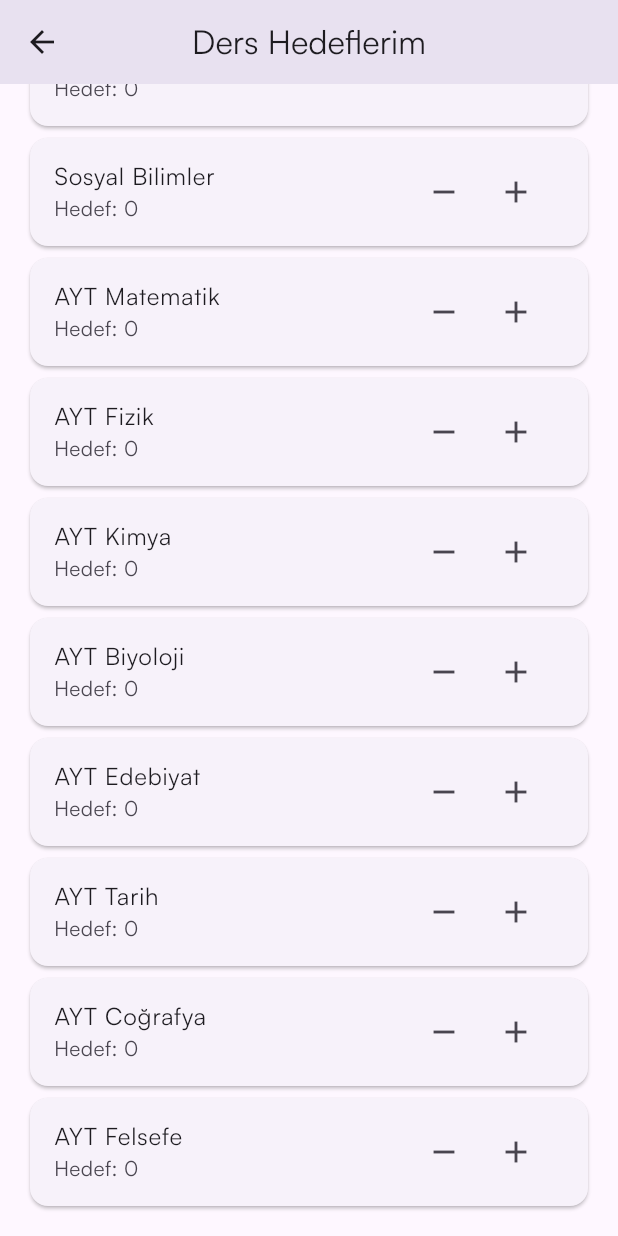
After one commit to tarikbt23/studybuddy_v2, a Flutter app: the DersHedeflerim screen opened directly, scrolled down 224 dp, after a tap on the "remove" icon, on a phone screen of 412 x 824 dp. The commit adds this screen. Run offline on Flutter 3.47's test engine with Material 3 defaults, Android fonts, the phone set to English and light mode, and no system bars; our stand-ins replace animate_do, cloud_firestore, curved_navigation_bar, firebase_auth, firebase_core, flutter_sizer and 5 more; accounts and stored records are empty.

```diff
--- a/lib/main.dart
+++ b/lib/main.dart
@@ -4,10 +4,8 @@ import 'package:flutter_sizer/flutter_sizer.dart';
 import 'package:provider/provider.dart';
 import 'package:study_buddy/locator.dart';
 import 'package:study_buddy/service/provider/auth_provider.dart';
-import 'package:study_buddy/service/auth_service.dart';
-import 'package:study_buddy/views/mainscreen.dart';
 import 'package:study_buddy/views/welcomepage.dart';
-import 'package:study_buddy/views/onBoarding.dart';
+
 
 void main() async {
   WidgetsFlutterBinding.ensureInitialized();
@@ -37,7 +35,7 @@ class MyApp extends StatelessWidget {
       builder: (context, orientation, deviceType) => MaterialApp(
         debugShowCheckedModeBanner: false,
         theme: ThemeData(fontFamily: 'Satoshi'),
-        home: WelcomePage(), // Başlangıç sayfası WelcomePage olarak ayarlandı
+        home: const WelcomePage(), // Başlangıç sayfası WelcomePage olarak ayarlandı
       ),
     );
   }
--- a/lib/service/auth_service.dart
+++ b/lib/service/auth_service.dart
@@ -115,7 +115,7 @@ Future<void> signIn(BuildContext context,
     }
   }
 
-    // Kullanıcı alanını getirme fonksiyonu
+  // Kullanıcı alanını getirme fonksiyonu
   Future<String?> getUserField() async {
     User? user = firebaseAuth.currentUser;
     if (user != null) {
@@ -126,6 +126,92 @@ Future<void> signIn(BuildContext context,
       }
     }
     return null;
+  }
+
+  // Kullanıcı ders süresini kaydetme fonksiyonu
+  Future<void> saveStudyTime(String ders, Duration duration) async {
+    User? user = firebaseAuth.currentUser;
+    if (user != null) {
+      String formattedDuration = "${duration.inHours}:${duration.inMinutes.remainder(60)}:${duration.inSeconds.remainder(60)}";
+
+      // Mevcut süreyi al
+      DocumentSnapshot docSnapshot = await userCollection.doc(user.uid).collection("study_times").doc(ders).get();
+      String? existingDurationString = docSnapshot.exists ? docSnapshot.get('duration') : null;
+
+      // Mevcut süreyi yeni süre ile topla
+      Duration totalDuration = duration;
+      if (existingDurationString != null) {
+        totalDuration += _parseDuration(existingDurationString);
+      }
+
+      await userCollection
+          .doc(user.uid)
+          .collection("study_times")
+          .doc(ders)
+          .set({
+        'duration': "${totalDuration.inHours}:${totalDuration.inMinutes.remainder(60)}:${totalDuration.inSeconds.remainder(60)}",
+        'timestamp': FieldValue.serverTimestamp(),
+      }, SetOptions(merge: true));
+    }
+  }
+
+    // Kullanıcı hedef verilerini kaydetme fonksiyonu
+  Future<void> saveUserTarget(String ders, int hedef) async {
+    User? user = firebaseAuth.currentUser;
+    if (user != null) {
+      await userCollection
+          .doc(user.uid)
+          .collection("targets")
+          .doc(ders)
+          .set({
+        'hedef': hedef,
+        'timestamp': FieldValue.serverTimestamp(),
+      }, SetOptions(merge: true));
+    }
+  }
+
+  // Kullanıcı hedef verilerini alma fonksiyonu
+  Future<Map<String, int>> getUserTargets() async {
+    User? user = firebaseAuth.currentUser;
+    if (user != null) {
+      QuerySnapshot targetsSnapshot = await userCollection
+          .doc(user.uid)
+          .collection("targets")
+          .get();
+      Map<String, int> targets = {};
+      for (var doc in targetsSnapshot.docs) {
+        targets[doc.id] = doc['hedef'];
+      }
+      return targets;
+    }
+    return {};
+  }
+
+  // Günlük hedef verilerini sıfırlama fonksiyonu
+  Future<void> resetUserTargets() async {
+    User? user = firebaseAuth.currentUser;
+    if (user != null) {
+      QuerySnapshot targetsSnapshot = await userCollection
+          .doc(user.uid)
+          .collection("targets")
+          .get();
+      for (var doc in targetsSnapshot.docs) {
+        await userCollection
+            .doc(user.uid)
+            .collection("targets")
+            .doc(doc.id)
+            .update({'hedef': 0});
+      }
+    }
+  }
+
+  Duration _parseDuration(String duration) {
+    List<String> parts = duration.split(':');
+    return Duration(
+      hours: int.parse(parts[0]),
+      minutes: int.parse(parts[1]),
+      seconds: int.parse(parts[2]),
+    );
   }
 
   Future<User?> signInWithGoogle() async {
--- /dev/null
+++ b/lib/views/dersHedeflerim.dart
@@ -0,0 +1,91 @@
+import 'package:flutter/material.dart';
+import 'package:study_buddy/service/auth_service.dart';
+
+class DersHedeflerim extends StatefulWidget {
+  @override
+  _DersHedeflerimState createState() => _DersHedeflerimState();
+}
+
+class _DersHedeflerimState extends State<DersHedeflerim> {
+  final AuthService authService = AuthService();
+  Map<String, int> _hedefler = {
+    "Türkçe": 0,
+    "Matematik": 0,
+    "Fen Bilimleri": 0,
+    "Sosyal Bilimler": 0,
+    "AYT Matematik": 0,
+    "AYT Fizik": 0,
+    "AYT Kimya": 0,
+    "AYT Biyoloji": 0,
+    "AYT Edebiyat": 0,
+    "AYT Tarih": 0,
+    "AYT Coğrafya": 0,
+    "AYT Felsefe": 0,
+  };
+
+  @override
+  void initState() {
+    super.initState();
+    _loadTargets();
+  }
+
+  Future<void> _loadTargets() async {
+    Map<String, int> targets = await authService.getUserTargets();
+    setState(() {
+      _hedefler.addAll(targets);
+    });
+  }
+
+  void _increment(String ders) async {
+    setState(() {
+      _hedefler[ders] = (_hedefler[ders] ?? 0) + 5;
+    });
+    await authService.saveUserTarget(ders, _hedefler[ders]!);
+  }
+
+  void _decrement(String ders) async {
+    setState(() {
+      _hedefler[ders] = (_hedefler[ders] ?? 0) - 5;
+      if (_hedefler[ders]! < 0) {
+        _hedefler[ders] = 0; // Negatif değere izin vermeyelim.
+      }
+    });
+    await authService.saveUserTarget(ders, _hedefler[ders]!);
+  }
+
+  @override
+  Widget build(BuildContext context) {
+    return Scaffold(
+      appBar: AppBar(
+        title: Text("Ders Hedeflerim"),
+        centerTitle: true,
+      ),
+      body: ListView.builder(
+        padding: EdgeInsets.all(16.0),
+        itemCount: _hedefler.keys.length,
+        itemBuilder: (context, index) {
+          String ders = _hedefler.keys.elementAt(index);
+          return Card(
+            child: ListTile(
+              title: Text(ders),
+              subtitle: Text("Hedef: ${_hedefler[ders]}"),
+              trailing: Row(
+                mainAxisSize: MainAxisSize.min,
+                children: [
+                  IconButton(
+                    icon: Icon(Icons.remove),
+                    onPressed: () => _decrement(ders),
+                  ),
+                  IconButton(
+                    icon: Icon(Icons.add),
+                    onPressed: () => _increment(ders),
+                  ),
+                ],
+              ),
+            ),
+          );
+        },
+      ),
+    );
+  }
+}
--- a/pubspec.yaml
+++ b/pubspec.yaml
@@ -45,7 +45,7 @@ dependencies:
   cloud_firestore: ^4.15.10
   firebase_auth: ^4.18.0
   fluttertoast: ^8.2.4
-  shared_preferences: ^2.2.2
+  shared_preferences: ^2.2.3
   get_it: ^7.6.8
   provider: ^6.1.2
 
@@ -77,6 +77,7 @@ flutter:
   # To add assets to your application, add an assets section, like this:
   assets:
     - assets/images/
+    - assets/motivation.json
   #   - images/a_dot_ham.jpeg
 
   # An image asset can refer to one or more resolution-specific "variants", see
```
Also changed, not shown: assets/motivation.json (added, +95 -0 lines), lib/service/motivation_service.dart (added, +18 -0 lines), lib/views/konulariTara.dart (+30 -3 lines), lib/views/kronometre.dart (+67 -63 lines), lib/views/mainscreen.dart (+46 -5 lines), lib/views/startstudy.dart (+7 -5 lines), pubspec.lock.
